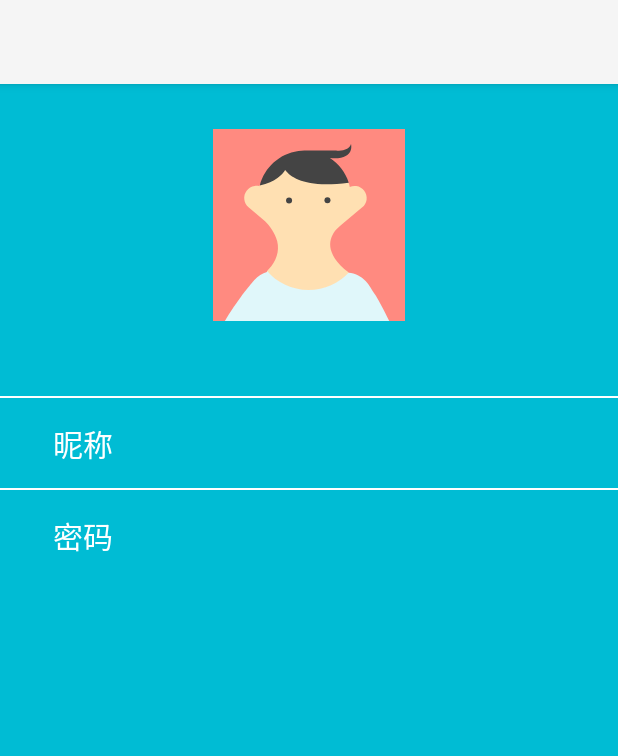
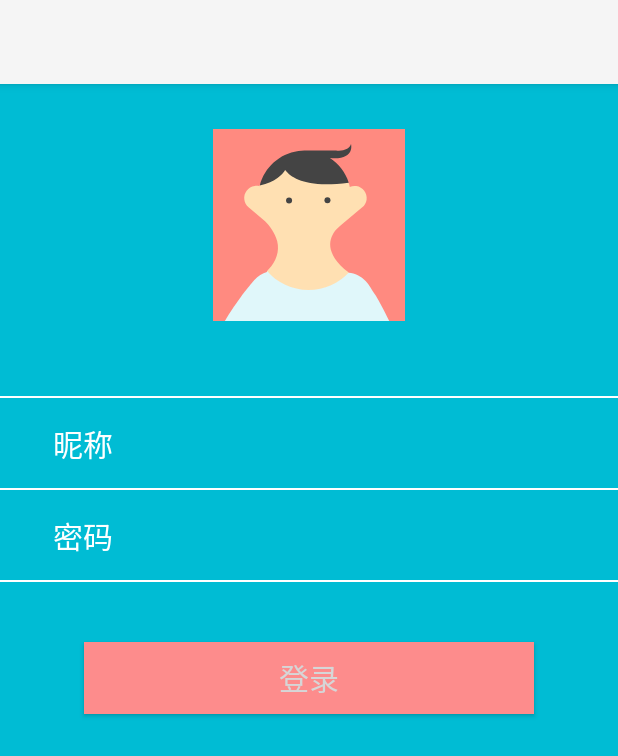
Before and after one commit to huangxiaominhh/Androidhomework, an Android app: the ThirdActivity screen opened directly, with no data from a screen before it, on a phone screen of 412 x 824 dp. Shown: the top 756 px of the screen. Run offline under Robolectric (Android 15) with nearby library versions, the phone set to English and light mode, and no system bars.

Commit message:
thirdactivity.xml

```diff
--- a/app/src/main/res/layout/activity_third.xml
+++ b/app/src/main/res/layout/activity_third.xml
@@ -45,8 +45,20 @@
             style="@style/etOne"
             android:id="@+id/et_pwd"/>
     </LinearLayout>
+    <View style="@style/hline"/>
 
+    <Button
+        android:layout_width="300dp"
+        android:layout_height="wrap_content"
+        android:gravity="center"
+        android:layout_gravity="center_horizontal"
+        android:layout_marginTop="40dp"
+        android:background="#FD8C8C"
+        android:text="登录"
+        android:textSize="20dp"
+        android:textColor="@color/white"
 
+        />
 
 
 </LinearLayout>
```
